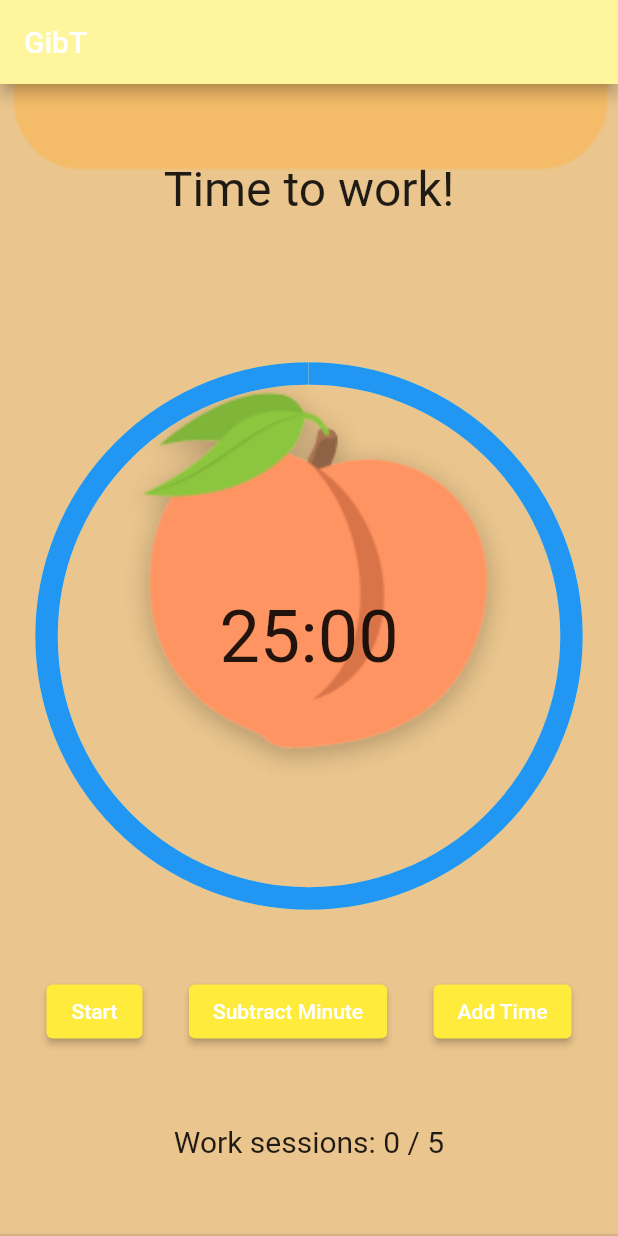
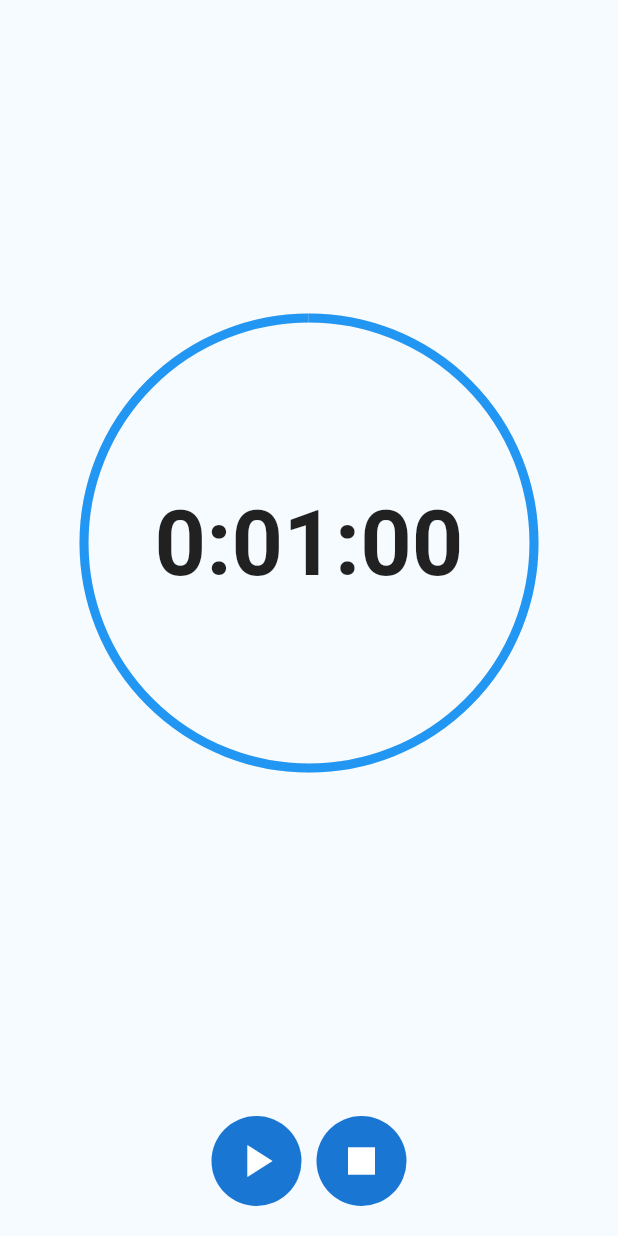
Before and after one commit to xkrystiandutka/GibT, a Flutter app: the screen it shows after launch, on a phone screen of 412 x 824 dp. Run offline on Flutter 3.47's test engine with Material 2 defaults, Android fonts, the phone set to English and light mode, and no system bars; missing offline and left inert: flutter_ringtone_player.

Commit message:
Renew design

```diff
--- a/lib/main.dart
+++ b/lib/main.dart
@@ -1,227 +1,20 @@
 import 'package:flutter/material.dart';
-import 'dart:async';
+import 'views/countdown-page.dart';
 
-
-class PomodoroTimer extends StatefulWidget {
-  @override
-  _PomodoroTimerState createState() => _PomodoroTimerState();
+void main() {
+  runApp(MyApp());
 }
 
-class _PomodoroTimerState extends State<PomodoroTimer> {
-
-  // Constant
-
-  int _minutes = 25;
-  int _seconds = 0;
-  bool _isRunning = false;
-  bool _isBreak = false;
-  int _breakMinutes = 5;
-  int _workMinutes = 25;
-  int _tomatoes = 0;
-  int _goal = 5;
-  Timer? _timer;
-
-  void _startTimer() {
-    setState(() {
-      _isRunning = true;
-    });
-    Timer.periodic(Duration(seconds: 1), (timer) {
-      if (_minutes == 0 && _seconds == 0) {
-        _stopTimer();
-        _startBreak();
-      } else if (_seconds == 0) {
-        setState(() {
-          _minutes--;
-          _seconds = 59;
-        });
-      } else {
-        setState(() {
-          _seconds--;
-        });
-      }
-    });
-  }
-
-  void _stopTimer() {
-    setState(() {
-      _isRunning = false;
-      _minutes = _workMinutes;
-      _seconds = 0;
-      _tomatoes++;
-      if (_tomatoes >= _goal) {
-        _showGoalReachedDialog();
-        _tomatoes = 0;
-      }
-    });
-    _timer?.cancel();
-  }
-
-  void _startBreak() {
-    setState(() {
-      _isBreak = true;
-      _minutes = _breakMinutes;
-      _seconds = 0;
-    });
-
-    Timer.periodic(Duration(seconds: 1), (timer) {
-      if (_minutes == 0 && _seconds == 0) {
-        _stopBreak();
-        _startTimer();
-      } else if (_seconds == 0) {
-        setState(() {
-          _minutes--;
-          _seconds = 59;
-        });
-      } else {
-        setState(() {
-          _seconds--;
-        });
-      }
-    });
-  }
-
-  void _stopBreak() {
-    setState(() {
-      _isBreak = false;
-      _minutes = _workMinutes;
-      _seconds = 0;
-    });
-    _timer?.cancel();
-  }
-
-  void _resetTimer() {
-    setState(() {
-      _isRunning = false;
-      _isBreak = false;
-      _minutes = _workMinutes;
-      _seconds = 0;
-      _tomatoes = 0;
-    });
-    _timer?.cancel();
-  }
-
-  void _addMinute() {
-    setState(() {
-      _minutes++;
-    });
-  }
-
-  void _subtractMinute() {
-    setState(() {
-      if (_minutes > 1) {
-        _minutes--;
-      }
-    });
-  }
-
-  void _showGoalReachedDialog() {
-    showDialog(
-      context: context,
-      builder: (BuildContext context) {
-        return AlertDialog(
-          title: Text('Congratulations!'),
-          content: Text('You reached your daily goal!'),
-          actions: [
-            TextButton(
-              onPressed: () {
-                Navigator.of(context).pop();
-              },
-              child: Text('OK'),
-            ),
-          ],
-        );
-      },
-    );
-  }
-
-
-
+class MyApp extends StatelessWidget {
   @override
   Widget build(BuildContext context) {
-    return Scaffold(
-      appBar: AppBar(
-        title: Text('GibT'),
-        backgroundColor: Colors.yellow[200],
+    return MaterialApp(
+      debugShowCheckedModeBanner: false,
+      title: 'Flutter Countdown app',
+      theme: ThemeData(
+        primarySwatch: Colors.blue,
       ),
-      body: Container(
-        decoration: BoxDecoration(
-          image: DecorationImage(
-            image: AssetImage('assets/images/background.png'),
-            fit: BoxFit.cover,
-          ),
-        ),
-        child: Column(
-          mainAxisAlignment: MainAxisAlignment.spaceEvenly,
-          children: [
-            Text(
-              _isBreak ? 'Break Time my druh ' : 'Time to work!',
-              style: TextStyle(fontSize: 32.0),
-            ),
-            SizedBox(height:  1.0),
-            Stack(
-              alignment: Alignment.center,
-              children: [
-                SizedBox(
-                  height: 350.0,
-                  width: 350.0,
-                  child: CircularProgressIndicator(
-                    value: _seconds == 0
-                        ? 1.0
-                        : ((_isBreak ? _breakMinutes : _workMinutes) * 60 - (_minutes * 60 + _seconds)) /
-                        (_isBreak ? _breakMinutes * 60.0 : _workMinutes * 60.0),
-                    backgroundColor: Colors.yellow[200],
-                    strokeWidth: 15.0,
-                  ),
-                ),
-                Text(
-                  '$_minutes:${_seconds.toString().padLeft(2, '0')}',
-                  style: TextStyle(fontSize: 48.0),
-                ),
-              ],
-            ),
-            Row(
-              mainAxisAlignment: MainAxisAlignment.spaceEvenly,
-              children: [
-                ElevatedButton(
-                  onPressed: _isRunning ? _stopTimer : _startTimer,
-                  child: Text(_isRunning ? 'Stop' : 'Start'),
-                  style: ButtonStyle(
-                    backgroundColor: MaterialStateProperty.all<Color>(Colors.yellow),
-                  ),
-                ),
-                ElevatedButton(
-                  onPressed: _subtractMinute,
-                  child: Text('Subtract Minute'),
-                  style: ButtonStyle(
-                    backgroundColor: MaterialStateProperty.all<Color>(Colors.yellow),
-                  ),
-                ),
-                ElevatedButton(
-                  onPressed: _addMinute,
-                  child: Text('Add Time'),
-                  style: ButtonStyle(
-                    backgroundColor: MaterialStateProperty.all<Color>(Colors.yellow),
-                  ),
-                ),
-              ],
-            ),
-            Text(
-              'Work sessions: $_tomatoes / $_goal',
-              style: TextStyle(fontSize: 20.0),
-            ),
-          ],
-        ),
-      ),
+      home: CountdownPage(),
     );
   }
 }
-
-
-void main() => runApp(
-  MaterialApp(
-    home: MediaQuery(
-      data: MediaQueryData(),
-      child: PomodoroTimer(),
-    ),
-  ),
-);
--- /dev/null
+++ b/lib/views/countdown-page.dart
@@ -0,0 +1,157 @@
+import 'package:flutter/cupertino.dart';
+import 'package:flutter/material.dart';
+import '../widgets/round-button.dart';
+import 'package:flutter_ringtone_player/flutter_ringtone_player.dart';
+
+class CountdownPage extends StatefulWidget {
+  const CountdownPage({Key? key}) : super(key: key);
+
+  @override
+  _CountdownPageState createState() => _CountdownPageState();
+}
+
+class _CountdownPageState extends State<CountdownPage>
+    with TickerProviderStateMixin {
+  late AnimationController controller;
+
+  bool isPlaying = false;
+
+  String get countText {
+    Duration count = controller.duration! * controller.value;
+    return controller.isDismissed
+        ? '${controller.duration!.inHours}:${(controller.duration!.inMinutes % 60).toString().padLeft(2, '0')}:${(controller.duration!.inSeconds % 60).toString().padLeft(2, '0')}'
+        : '${count.inHours}:${(count.inMinutes % 60).toString().padLeft(2, '0')}:${(count.inSeconds % 60).toString().padLeft(2, '0')}';
+  }
+
+  double progress = 1.0;
+
+  void notify() {
+    if (countText == '0:00:00') {
+      FlutterRingtonePlayer.playNotification();
+    }
+  }
+
+  @override
+  void initState() {
+    super.initState();
+    controller = AnimationController(
+      vsync: this,
+      duration: Duration(seconds: 60),
+    );
+
+    controller.addListener(() {
+      notify();
+      if (controller.isAnimating) {
+        setState(() {
+          progress = controller.value;
+        });
+      } else {
+        setState(() {
+          progress = 1.0;
+          isPlaying = false;
+        });
+      }
+    });
+  }
+
+  @override
+  void dispose() {
+    controller.dispose();
+    super.dispose();
+  }
+
+  @override
+  Widget build(BuildContext context) {
+    return Scaffold(
+      backgroundColor: Color(0xfff5fbff),
+      body: Column(
+        children: [
+          Expanded(
+            child: Stack(
+              alignment: Alignment.center,
+              children: [
+                SizedBox(
+                  width: 300,
+                  height: 300,
+                  child: CircularProgressIndicator(
+                    backgroundColor: Colors.grey.shade300,
+                    value: progress,
+                    strokeWidth: 6,
+                  ),
+                ),
+                GestureDetector(
+                  onTap: () {
+                    if (controller.isDismissed) {
+                      showModalBottomSheet(
+                        context: context,
+                        builder: (context) => Container(
+                          height: 300,
+                          child: CupertinoTimerPicker(
+                            initialTimerDuration: controller.duration!,
+                            onTimerDurationChanged: (time) {
+                              setState(() {
+                                controller.duration = time;
+                              });
+                            },
+                          ),
+                        ),
+                      );
+                    }
+                  },
+                  child: AnimatedBuilder(
+                    animation: controller,
+                    builder: (context, child) => Text(
+                      countText,
+                      style: TextStyle(
+                        fontSize: 60,
+                        fontWeight: FontWeight.bold,
+                      ),
+                    ),
+                  ),
+                ),
+              ],
+            ),
+          ),
+          Padding(
+            padding: const EdgeInsets.symmetric(horizontal: 10, vertical: 20),
+            child: Row(
+              mainAxisAlignment: MainAxisAlignment.center,
+              children: [
+                GestureDetector(
+                  onTap: () {
+                    if (controller.isAnimating) {
+                      controller.stop();
+                      setState(() {
+                        isPlaying = false;
+                      });
+                    } else {
+                      controller.reverse(
+                          from: controller.value == 0 ? 1.0 : controller.value);
+                      setState(() {
+                        isPlaying = true;
+                      });
+                    }
+                  },
+                  child: RoundButton(
+                    icon: isPlaying == true ? Icons.pause : Icons.play_arrow,
+                  ),
+                ),
+                GestureDetector(
+                  onTap: () {
+                    controller.reset();
+                    setState(() {
+                      isPlaying = false;
+                    });
+                  },
+                  child: RoundButton(
+                    icon: Icons.stop,
+                  ),
+                ),
+              ],
+            ),
+          )
+        ],
+      ),
+    );
+  }
+}
--- /dev/null
+++ b/lib/widgets/round-button.dart
@@ -0,0 +1,25 @@
+import 'package:flutter/material.dart';
+
+class RoundButton extends StatelessWidget {
+  const RoundButton({
+    Key? key,
+    required this.icon,
+  }) : super(key: key);
+  final IconData icon;
+
+  @override
+  Widget build(BuildContext context) {
+    return Padding(
+      padding: const EdgeInsets.symmetric(
+        horizontal: 5,
+      ),
+      child: CircleAvatar(
+        radius: 30,
+        child: Icon(
+          icon,
+          size: 36,
+        ),
+      ),
+    );
+  }
+}
--- a/pubspec.yaml
+++ b/pubspec.yaml
@@ -35,6 +35,8 @@
   # The following adds the Cupertino Icons font to your application.
   # Use with the CupertinoIcons class for iOS style icons.
   cupertino_icons: ^1.0.2
+  flutter_ringtone_player: ^3.0.0
+
 
 dev_dependencies:
   flutter_test:
```
Also changed, not shown: pubspec.lock, 7 other files.
